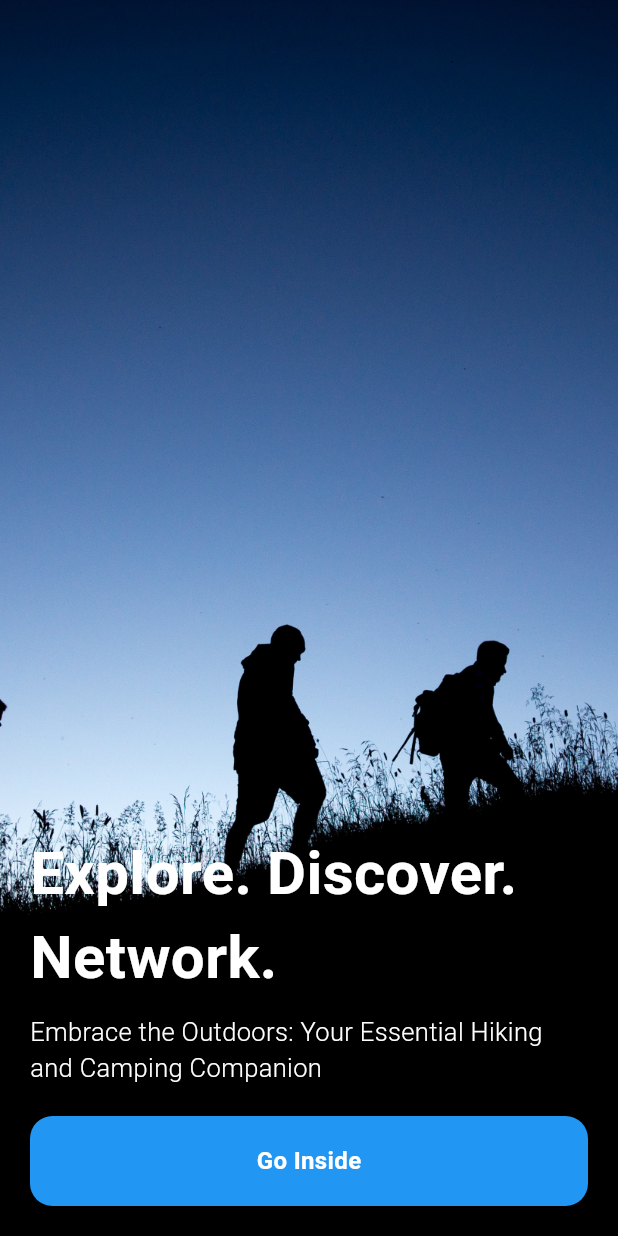
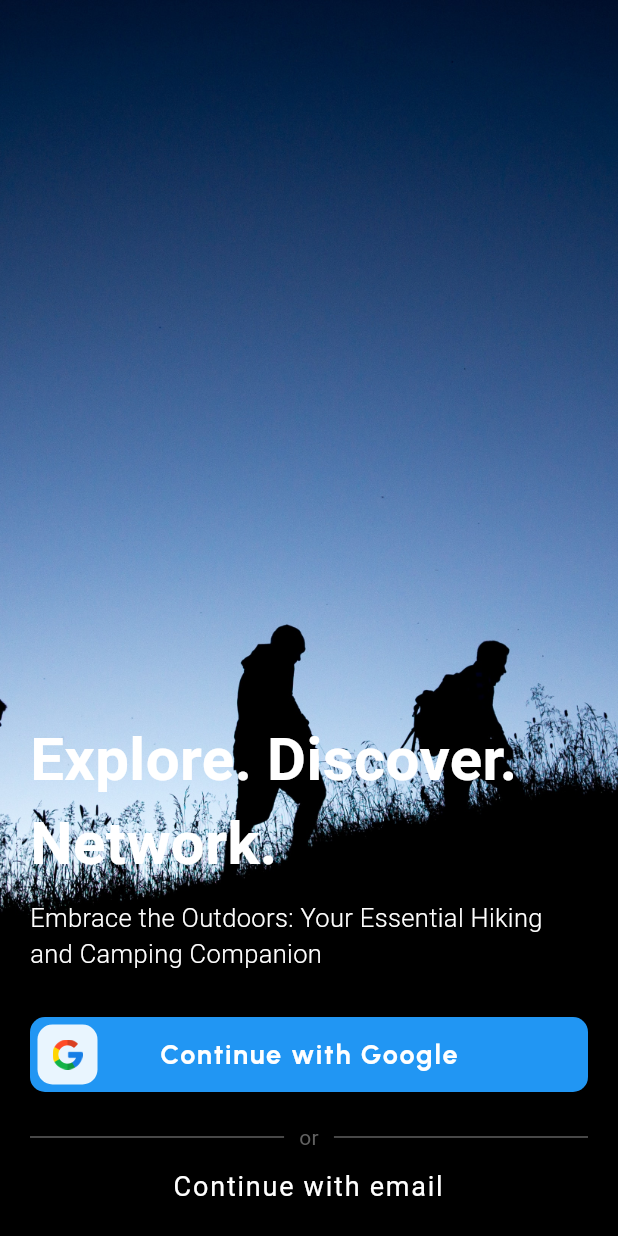
Before and after one commit to tavkeer/Waran, a Flutter app: the LandingPage screen opened directly, on a phone screen of 412 x 824 dp. Run offline on Flutter 3.47's test engine with Material 2 defaults, Android fonts, the phone set to English and light mode, and no system bars; our stand-ins replace get, google_fonts; Roboto replaces fonts that are missing (Ubuntu).

Commit message:
added email & landingpage but not login functions

```diff
--- a/lib/main.dart
+++ b/lib/main.dart
@@ -23,6 +23,6 @@ class MyApp extends StatelessWidget {
           scaffoldBackgroundColor: Colors.grey[200],
         ),
         debugShowCheckedModeBanner: false,
-        home: const HomePage());
+        home: const LandingPage());
   }
 }
--- a/lib/presentation/landing_page/components/animated_googlebutton.dart
+++ b/lib/presentation/landing_page/components/animated_googlebutton.dart
@@ -1,14 +1,14 @@
 import 'package:waran/screens.dart';
 
-class InsideButton extends StatefulWidget {
-  const InsideButton({super.key});
+class GoogleSignIn extends StatefulWidget {
+  const GoogleSignIn({super.key});
 
   @override
   // ignore: library_private_types_in_public_api
-  _InsideButtonState createState() => _InsideButtonState();
+  _GoogleSignInState createState() => _GoogleSignInState();
 }
 
-class _InsideButtonState extends State<InsideButton>
+class _GoogleSignInState extends State<GoogleSignIn>
     with SingleTickerProviderStateMixin {
   late AnimationController _animationController;
   late Animation<double> _scaleAnimation;
@@ -19,7 +19,7 @@ class _InsideButtonState extends State<InsideButton>
 
     _animationController = AnimationController(
       vsync: this,
-      duration: const Duration(milliseconds: 300),
+      duration: const Duration(milliseconds: 150),
     );
 
     _scaleAnimation = Tween<double>(begin: 1.0, end: 0.9).animate(
@@ -38,7 +38,11 @@ class _InsideButtonState extends State<InsideButton>
 
   void _onButtonPressed() {
     _animationController.forward().then((_) {
-      _animationController.reverse();
+      _animationController.reverse().whenComplete(
+            () => Get.off(
+              () => const HomePage(),
+            ),
+          );
       // Perform actions on button press here
     });
   }
@@ -66,20 +70,38 @@ class _InsideButtonState extends State<InsideButton>
         },
         child: Container(
           width: Get.width,
-          height: 60,
+          height: 50,
           decoration: BoxDecoration(
             color: Colors.blue,
-            borderRadius: BorderRadius.circular(15),
+            borderRadius: BorderRadius.circular(10),
           ),
-          child: const Center(
-            child: Text(
-              'Go Inside',
-              style: TextStyle(
-                color: Colors.white,
-                fontSize: 16,
-                fontWeight: FontWeight.bold,
+          child: Row(
+            mainAxisAlignment: MainAxisAlignment.spaceBetween,
+            children: [
+              Container(
+                margin: const EdgeInsets.all(5),
+                padding: const EdgeInsets.all(10),
+                width: 40,
+                decoration: BoxDecoration(
+                  borderRadius: BorderRadius.circular(10),
+                  color: Colors.white.withOpacity(0.9),
+                ),
+                child: Image.asset(
+                  'assets/google.png',
+                ),
               ),
-            ),
+              Text(
+                'Continue with Google',
+                style: TextStyle(
+                  color: Colors.white,
+                  fontSize: 18,
+                  letterSpacing: 1.2,
+                  fontWeight: FontWeight.bold,
+                  fontFamily: GoogleFonts.urbanist().fontFamily,
+                ),
+              ),
+              const SizedBox(width: 50),
+            ],
           ),
         ),
       ),
--- a/lib/presentation/landing_page/components/main_content.dart
+++ b/lib/presentation/landing_page/components/main_content.dart
@@ -1,3 +1,4 @@
+import 'package:waran/presentation/email_login_option/emailogin_option.dart';
 import 'package:waran/screens.dart';
 
 class MainContent extends StatelessWidget {
@@ -34,11 +35,82 @@ class MainContent extends StatelessWidget {
                 fontSize: 17,
               ),
             ),
+            SizedBox(height: 30),
+
+            //login with google animated button
+            GoogleSignIn(),
             SizedBox(height: 20),
-            InsideButton(),
+
+            //divider section
+            DividerWithMiddleText(text: "or"),
+
+            SizedBox(height: 10),
+            //other login option like email
+            OtherLoginOption(),
           ],
         ),
       ),
     );
   }
 }
+
+class OtherLoginOption extends StatelessWidget {
+  const OtherLoginOption({super.key});
+
+  @override
+  Widget build(BuildContext context) {
+    return GestureDetector(
+      onTap: () => Get.to(() => const EmailLoginPage(),
+          transition: Transition.rightToLeft),
+      child: const SizedBox(
+        width: double.infinity,
+        child: Text(
+          "Continue with email",
+          textAlign: TextAlign.center,
+          style: TextStyle(
+            color: Colors.white,
+            letterSpacing: 1.2,
+            fontSize: 18,
+          ),
+        ),
+      ),
+    );
+  }
+}
+
+class DividerWithMiddleText extends StatelessWidget {
+  final String text;
+  const DividerWithMiddleText({
+    Key? key,
+    required this.text,
+  }) : super(key: key);
+
+  @override
+  Widget build(BuildContext context) {
+    return Row(
+      children: [
+        Expanded(
+          child: Divider(
+            thickness: 0.5,
+            color: Colors.grey[400],
+          ),
+        ),
+        Padding(
+          padding: const EdgeInsets.symmetric(horizontal: 10.0),
+          child: Text(
+            text,
+            style: TextStyle(
+              color: Colors.grey[700],
+            ),
+          ),
+        ),
+        Expanded(
+          child: Divider(
+            thickness: 0.5,
+            color: Colors.grey[400],
+          ),
+        ),
+      ],
+    );
+  }
+}
```
Also changed, not shown: lib/presentation/email_login_option/emailogin_option.dart (added, +116 -0 lines).
